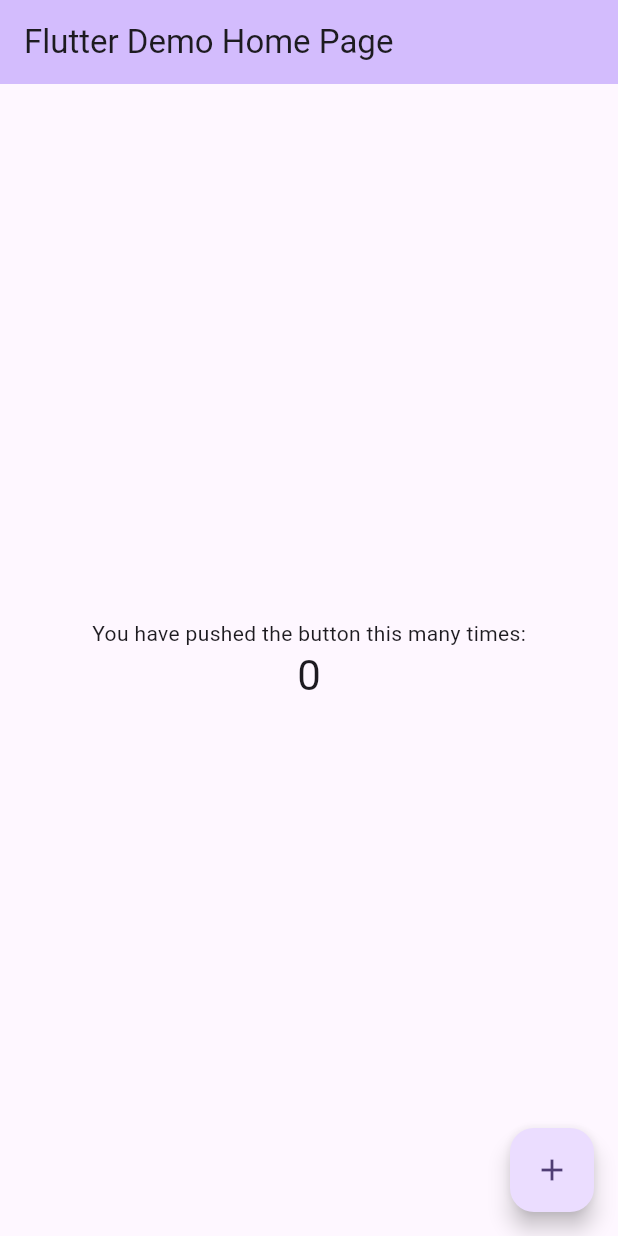
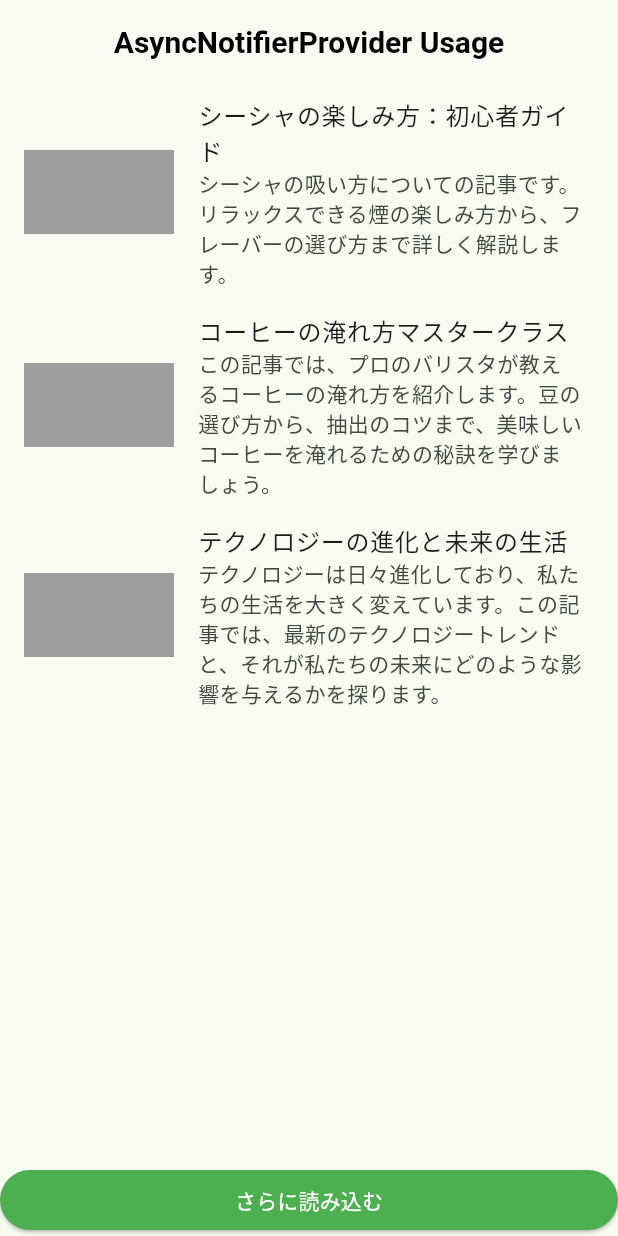
Before and after one commit to ShoheiTakei/flutter-loading-management, a Flutter app: the screen it shows after launch, on a phone screen of 412 x 824 dp. Run offline on Flutter 3.47's test engine with Material 3 defaults, Android fonts, the phone set to English and light mode, and no system bars; our stand-ins replace flutter_riverpod, freezed_annotation.

Commit message:
AsyncNotifierProviderを使ってLoadingの管理

```diff
--- /dev/null
+++ b/lib/ctrl/stub/stub.dart
@@ -0,0 +1,40 @@
+import 'package:loading_management/ctrl/state/article_list.dart';
+
+final stubInitArticleList = [
+  Article(
+    id: 1,
+    title: 'シーシャの楽しみ方：初心者ガイド',
+    detail: 'シーシャの吸い方についての記事です。リラックスできる煙の楽しみ方から、フレーバーの選び方まで詳しく解説します。',
+  ),
+  Article(
+    id: 2,
+    title: 'コーヒーの淹れ方マスタークラス',
+    detail:
+        'この記事では、プロのバリスタが教えるコーヒーの淹れ方を紹介します。豆の選び方から、抽出のコツまで、美味しいコーヒーを淹れるための秘訣を学びましょう。',
+  ),
+  Article(
+    id: 3,
+    title: 'テクノロジーの進化と未来の生活',
+    detail:
+        'テクノロジーは日々進化しており、私たちの生活を大きく変えています。この記事では、最新のテクノロジートレンドと、それが私たちの未来にどのような影響を与えるかを探ります。',
+  ),
+];
+
+final stubAddArticleList = [
+  Article(
+    id: 4,
+    title: '星空の下でリフレッシュ：究極のキャンプ体験',
+    detail: 'キャンプは自然の中で過ごす最高の休息方法。焚火の温もりと星空の美しさに癒され、日常の喧騒を忘れることができます。',
+  ),
+  Article(
+    id: 5,
+    title: '健康的な生活のための簡単な運動ルーチン',
+    detail:
+        '毎日の忙しさの中で健康を維持することは難しいかもしれません。この記事では、忙しい人でも簡単に取り入れられる運動ルーチンを紹介します。',
+  ),
+  Article(
+    id: 6,
+    title: '世界の絶景を巡る旅：あなたのバケットリストに追加すべき場所',
+    detail: '世界には息をのむような美しい場所がたくさんあります。この記事では、一生に一度は訪れたい絶景スポットをピックアップして紹介します。',
+  ),
+];
--- a/lib/main.dart
+++ b/lib/main.dart
@@ -1,125 +1,87 @@
 import 'package:flutter/material.dart';
+import 'package:flutter_riverpod/flutter_riverpod.dart';
+import 'package:loading_management/ctrl/article_list_controller.dart';
 
 void main() {
-  runApp(const MyApp());
+  runApp(
+    const ProviderScope(
+      child: MyApp(),
+    ),
+  );
 }
 
 class MyApp extends StatelessWidget {
   const MyApp({super.key});
 
-  // This widget is the root of your application.
   @override
   Widget build(BuildContext context) {
     return MaterialApp(
-      title: 'Flutter Demo',
+      title: 'AsyncNotifierProvider Usage',
       theme: ThemeData(
-        // This is the theme of your application.
-        //
-        // TRY THIS: Try running your application with "flutter run". You'll see
-        // the application has a purple toolbar. Then, without quitting the app,
-        // try changing the seedColor in the colorScheme below to Colors.green
-        // and then invoke "hot reload" (save your changes or press the "hot
-        // reload" button in a Flutter-supported IDE, or press "r" if you used
-        // the command line to start the app).
-        //
-        // Notice that the counter didn't reset back to zero; the application
-        // state is not lost during the reload. To reset the state, use hot
-        // restart instead.
-        //
-        // This works for code too, not just values: Most code changes can be
-        // tested with just a hot reload.
-        colorScheme: ColorScheme.fromSeed(seedColor: Colors.deepPurple),
+        colorScheme: ColorScheme.fromSeed(seedColor: Colors.green),
         useMaterial3: true,
+        appBarTheme: const AppBarTheme(
+          foregroundColor: Colors.black,
+          centerTitle: true,
+          titleTextStyle: TextStyle(
+            color: Colors.black,
+            fontSize: 20,
+            fontWeight: FontWeight.bold,
+          ),
+        ),
+        elevatedButtonTheme: ElevatedButtonThemeData(
+          style: ButtonStyle(
+            backgroundColor: MaterialStateProperty.all(Colors.green),
+            foregroundColor: MaterialStateProperty.all(Colors.white),
+            minimumSize: MaterialStateProperty.all(const Size(200, 40)),
+          ),
+        ),
       ),
-      home: const MyHomePage(title: 'Flutter Demo Home Page'),
+      home: const ItemListViewPage(),
     );
   }
 }
 
-class MyHomePage extends StatefulWidget {
-  const MyHomePage({super.key, required this.title});
-
-  // This widget is the home page of your application. It is stateful, meaning
-  // that it has a State object (defined below) that contains fields that affect
-  // how it looks.
-
-  // This class is the configuration for the state. It holds the values (in this
-  // case the title) provided by the parent (in this case the App widget) and
-  // used by the build method of the State. Fields in a Widget subclass are
-  // always marked "final".
-
-  final String title;
+class ItemListViewPage extends ConsumerWidget {
+  const ItemListViewPage({super.key});
 
   @override
-  State<MyHomePage> createState() => _MyHomePageState();
-}
+  Widget build(BuildContext context, WidgetRef ref) {
+    final asyncNotifierProvider = ref.watch(authControllerProvider);
+    final notifier = ref.read(authControllerProvider.notifier);
 
-class _MyHomePageState extends State<MyHomePage> {
-  int _counter = 0;
-
-  void _incrementCounter() {
-    setState(() {
-      // This call to setState tells the Flutter framework that something has
-      // changed in this State, which causes it to rerun the build method below
-      // so that the display can reflect the updated values. If we changed
-      // _counter without calling setState(), then the build method would not be
-      // called again, and so nothing would appear to happen.
-      _counter++;
-    });
-  }
-
-  @override
-  Widget build(BuildContext context) {
-    // This method is rerun every time setState is called, for instance as done
-    // by the _incrementCounter method above.
-    //
-    // The Flutter framework has been optimized to make rerunning build methods
-    // fast, so that you can just rebuild anything that needs updating rather
-    // than having to individually change instances of widgets.
     return Scaffold(
-      appBar: AppBar(
-        // TRY THIS: Try changing the color here to a specific color (to
-        // Colors.amber, perhaps?) and trigger a hot reload to see the AppBar
-        // change color while the other colors stay the same.
-        backgroundColor: Theme.of(context).colorScheme.inversePrimary,
-        // Here we take the value from the MyHomePage object that was created by
-        // the App.build method, and use it to set our appbar title.
-        title: Text(widget.title),
-      ),
-      body: Center(
-        // Center is a layout widget. It takes a single child and positions it
-        // in the middle of the parent.
-        child: Column(
-          // Column is also a layout widget. It takes a list of children and
-          // arranges them vertically. By default, it sizes itself to fit its
-          // children horizontally, and tries to be as tall as its parent.
-          //
-          // Column has various properties to control how it sizes itself and
-          // how it positions its children. Here we use mainAxisAlignment to
-          // center the children vertically; the main axis here is the vertical
-          // axis because Columns are vertical (the cross axis would be
-          // horizontal).
-          //
-          // TRY THIS: Invoke "debug painting" (choose the "Toggle Debug Paint"
-          // action in the IDE, or press "p" in the console), to see the
-          // wireframe for each widget.
-          mainAxisAlignment: MainAxisAlignment.center,
-          children: <Widget>[
-            const Text(
-              'You have pushed the button this many times:',
-            ),
-            Text(
-              '$_counter',
-              style: Theme.of(context).textTheme.headlineMedium,
-            ),
-          ],
+        appBar: AppBar(
+          title: const Text('AsyncNotifierProvider Usage'),
         ),
-      ),
-      floatingActionButton: FloatingActionButton(
-        onPressed: _incrementCounter,
-        tooltip: 'Increment',
-        child: const Icon(Icons.add),
-      ), // This trailing comma makes auto-formatting nicer for build methods.
-    );
+        body: asyncNotifierProvider.when(
+          data: (data) {
+            return ListView(
+              children: data.articleList
+                  .map(
+                    (article) => ListTile(
+                      leading: Container(
+                        width: 100,
+                        height: 100,
+                        color: Colors.grey,
+                      ),
+                      title: Text(article.title),
+                      subtitle: Text(article.detail),
+                    ),
+                  )
+                  .toList(),
+            );
+          },
+          loading: () => const Center(
+            child: CircularProgressIndicator(),
+          ),
+          error: (error, stack) {
+            return Text('Error: $error');
+          },
+        ),
+        bottomNavigationBar: ElevatedButton(
+          onPressed: () => notifier.readMore(),
+          child: const Text('さらに読み込む'),
+        ));
   }
 }
```
Also changed, not shown: lib/ctrl/article_list_controller.dart (added, +33 -0 lines), lib/ctrl/state/article_list.dart (added, +23 -0 lines), pubspec.yaml (+8 -0 lines), lib/ctrl/state/article_list.freezed.dart (added), pubspec.lock.
